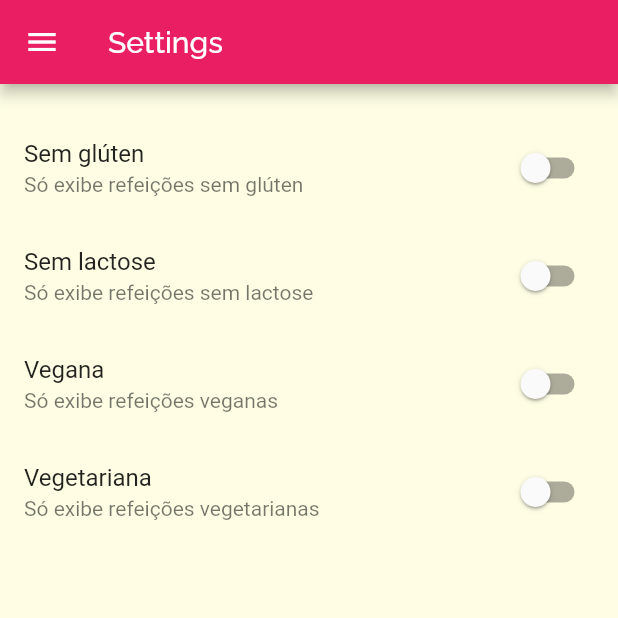
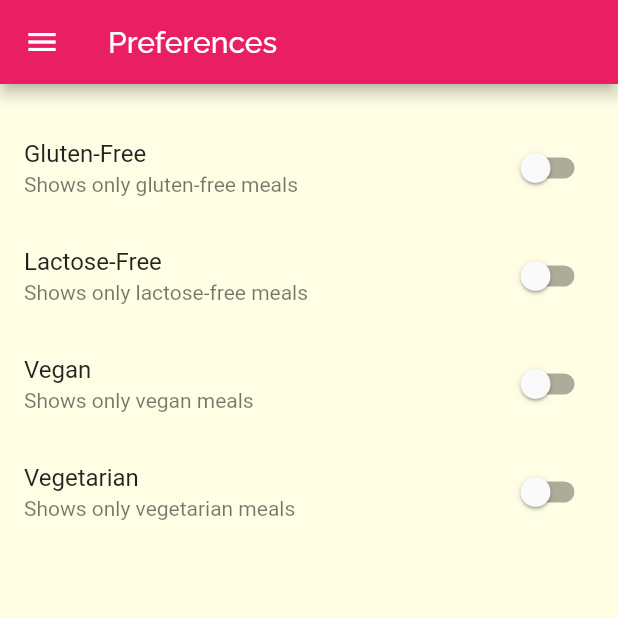
Before and after one commit to PhelippeA/RecipesApp, a Flutter app: the screen it shows after launch, in the side drawer, after a tap on "Settings", on a phone screen of 412 x 824 dp, the top half of it. Run offline on Flutter 3.47's test engine with Material 2 defaults, Android fonts, the phone set to English and light mode, and no system bars.

Commit message:
feature: Adicionando a funcionalidade de refeicoes favoritas. Adicionando os filtros de refeicoes.

```diff
--- a/lib/components/main_drawer.dart
+++ b/lib/components/main_drawer.dart
@@ -48,8 +48,8 @@ class MainDrawer extends StatelessWidget {
           _createItem(
             Icons.settings,
             'Settings',
-            onTap: () =>
-                Navigator.of(context).pushReplacementNamed(AppRoutes.settings),
+            onTap: () => Navigator.of(context)
+                .pushReplacementNamed(AppRoutes.preferences),
           ),
         ],
       ),
--- a/lib/main.dart
+++ b/lib/main.dart
@@ -1,14 +1,53 @@
+import 'package:flutter/material.dart';
+import 'data/dummy_data.dart';
+import 'models/meal.dart';
 import 'routes/tabs_route.dart';
-import 'package:flutter/material.dart';
 import 'routes/categories_meals_route.dart';
-import 'routes/categories_route.dart';
 import 'routes/details_meal_route.dart';
-import 'routes/settings_route.dart';
+import 'routes/preferences_route.dart';
 import 'utils/app_routes.dart';
+import 'models/preferences.dart';
 
 void main() => runApp(MyApp());
 
-class MyApp extends StatelessWidget {
+class MyApp extends StatefulWidget {
+  @override
+  _MyAppState createState() => _MyAppState();
+}
+
+class _MyAppState extends State<MyApp> {
+  var _preferences = Preferences();
+  List<Meal> _availableMeals = DUMMY_MEALS;
+  List<Meal> _favoriteMeal = [];
+
+  void _filterMeals(Preferences preferences) {
+    setState(() {
+      this._preferences = preferences;
+      _availableMeals = DUMMY_MEALS.where((meal) {
+        final filterGluten = preferences.isGlutenFree && !meal.isGlutenFree;
+        final filterLactose = preferences.isLactoseFree && !meal.isLactoseFree;
+        final filterVegan = preferences.isVegan && !meal.isVegan;
+        final filterVegetarian = preferences.isVegetarian && !meal.isVegetarian;
+        return !filterGluten &&
+            !filterLactose &&
+            !filterVegan &&
+            !filterVegetarian;
+      }).toList();
+    });
+  }
+
+  void _toggleFavorite(Meal meal) {
+    setState(() {
+      _favoriteMeal.contains(meal)
+          ? _favoriteMeal.remove(meal)
+          : _favoriteMeal.add(meal);
+    });
+  }
+
+  bool _isFavorite(Meal meal) {
+    return _favoriteMeal.contains(meal);
+  }
+
   @override
   Widget build(BuildContext context) {
     return MaterialApp(
@@ -26,10 +65,13 @@ class MyApp extends StatelessWidget {
             ),
       ),
       routes: {
-        AppRoutes.home: (_) => TabsRoute(),
-        AppRoutes.categories_meals: (_) => CategoriesMealsRoute(),
-        AppRoutes.details_meal: (_) => DetailsMealRoute(),
-        AppRoutes.settings: (_) => SettingsRoute()
+        AppRoutes.home: (_) => TabsRoute(_favoriteMeal),
+        AppRoutes.categories_meals: (_) =>
+            CategoriesMealsRoute(_availableMeals),
+        AppRoutes.details_meal: (_) =>
+            DetailsMealRoute(_toggleFavorite, _isFavorite),
+        AppRoutes.preferences: (_) =>
+            PreferencesRoute(_preferences, _filterMeals)
       },
     );
   }
--- a/lib/routes/categories_meals_route.dart
+++ b/lib/routes/categories_meals_route.dart
@@ -1,16 +1,18 @@
+import 'package:AppReceitas/models/meal.dart';
 import 'package:flutter/material.dart';
 import '../components/meal_item.dart';
-import '../data/dummy_data.dart';
 import '../models/category.dart';
 
 class CategoriesMealsRoute extends StatelessWidget {
+  final List<Meal> meals;
+  const CategoriesMealsRoute(this.meals);
+
   @override
   Widget build(BuildContext context) {
     final category = ModalRoute.of(context).settings.arguments as Category;
 
-    final categoryMeals = DUMMY_MEALS
-        .where((meal) => meal.categories.contains(category.id))
-        .toList();
+    final categoryMeals =
+        meals.where((meal) => meal.categories.contains(category.id)).toList();
 
     return Scaffold(
       appBar: AppBar(
--- a/lib/routes/settings_route.dart
+++ b/lib/routes/preferences_route.dart
@@ -2,29 +2,41 @@ import 'package:flutter/material.dart';
 import '../components/main_drawer.dart';
 import '../models/preferences.dart';
 
-class SettingsRoute extends StatefulWidget {
+class PreferencesRoute extends StatefulWidget {
+  final Preferences preferences;
+  final Function(Preferences) onChangedPreferences;
+  const PreferencesRoute(this.preferences, this.onChangedPreferences);
+
   @override
-  _SettingsRouteState createState() => _SettingsRouteState();
+  _PreferencesRouteState createState() => _PreferencesRouteState();
 }
 
-class _SettingsRouteState extends State<SettingsRoute> {
+class _PreferencesRouteState extends State<PreferencesRoute> {
+  Preferences preferences;
+
+  initState() {
+    super.initState();
+    preferences = widget.preferences;
+  }
+
   Widget _createSwitch(
-      String title, String subtitle, bool value, Function onChanged) {
+      String title, String subtitle, bool value, Function(bool) onChanged) {
     return SwitchListTile.adaptive(
       title: Text(title),
       subtitle: Text(subtitle),
       value: value,
-      onChanged: onChanged,
+      onChanged: (value) {
+        onChanged(value);
+        widget.onChangedPreferences(preferences);
+      },
     );
   }
-
-  var preferences = Preferences();
 
   @override
   Widget build(BuildContext context) {
     return Scaffold(
       appBar: AppBar(
-        title: Text('Settings'),
+        title: Text('Preferences'),
       ),
       drawer: MainDrawer(),
       body: Column(
@@ -34,26 +46,26 @@ class _SettingsRouteState extends State<SettingsRoute> {
               children: <Widget>[
                 SizedBox(height: 20),
                 _createSwitch(
-                  'Sem glúten',
-                  'Só exibe refeições sem glúten',
+                  'Gluten-Free',
+                  'Shows only gluten-free meals',
                   preferences.isGlutenFree,
                   (value) => setState(() => preferences.isGlutenFree = value),
                 ),
                 _createSwitch(
-                  'Sem lactose',
-                  'Só exibe refeições sem lactose',
+                  'Lactose-Free',
+                  'Shows only lactose-free meals',
                   preferences.isLactoseFree,
                   (value) => setState(() => preferences.isLactoseFree = value),
                 ),
                 _createSwitch(
-                  'Vegana',
-                  'Só exibe refeições veganas',
+                  'Vegan',
+                  'Shows only vegan meals',
                   preferences.isVegan,
                   (value) => setState(() => preferences.isVegan = value),
                 ),
                 _createSwitch(
-                  'Vegetariana',
-                  'Só exibe refeições vegetarianas',
+                  'Vegetarian',
+                  'Shows only vegetarian meals',
                   preferences.isVegetarian,
                   (value) => setState(() => preferences.isVegetarian = value),
                 ),
--- a/lib/routes/tabs_route.dart
+++ b/lib/routes/tabs_route.dart
@@ -2,18 +2,34 @@ import 'package:flutter/material.dart';
 import 'categories_route.dart';
 import 'favorites_route.dart';
 import '../components/main_drawer.dart';
+import '../models/meal.dart';
 
 class TabsRoute extends StatefulWidget {
+  final List<Meal> favoriteMeals;
+  const TabsRoute(this.favoriteMeals);
+
   @override
   _TabsRouteState createState() => _TabsRouteState();
 }
 
 class _TabsRouteState extends State<TabsRoute> {
   int _selectedScreenIndex = 0;
-  final List<Map<String, Object>> _screens = [
-    {'title': 'Categories List', 'screen': CategoriesRoute()},
-    {'title': 'Favorites', 'screen': FavoritesRoute()}
-  ];
+  List<Map<String, Object>> _screens;
+
+  @override
+  void initState() {
+    super.initState();
+    _screens = [
+      {
+        'title': 'Categories List',
+        'screen': CategoriesRoute(),
+      },
+      {
+        'title': 'Favorites',
+        'screen': FavoritesRoute(widget.favoriteMeals),
+      }
+    ];
+  }
 
   _selectScreen(int index) {
     setState(() {
--- a/lib/utils/app_routes.dart
+++ b/lib/utils/app_routes.dart
@@ -2,5 +2,5 @@ class AppRoutes {
   static const home = '/';
   static const categories_meals = '/categories-meals';
   static const details_meal = '/details-meal';
-  static const settings = '/settings';
+  static const preferences = '/preferences';
 }
```
Also changed, not shown: lib/routes/details_meal_route.dart (+9 -2 lines), lib/routes/favorites_route.dart (+14 -1 lines).
